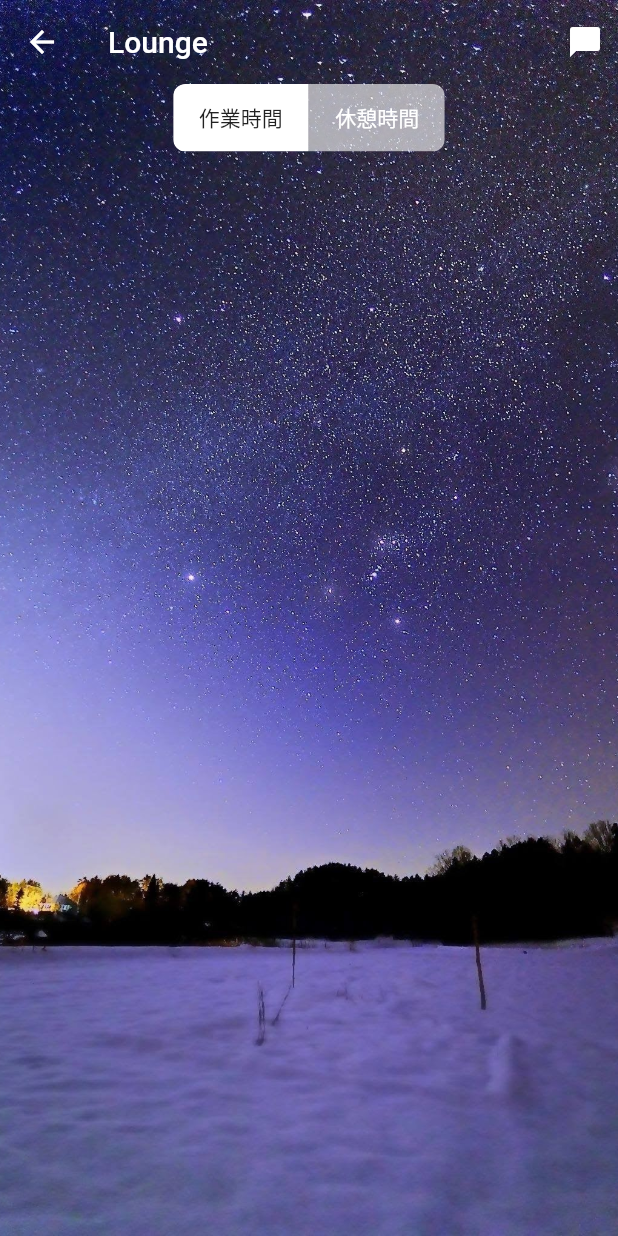
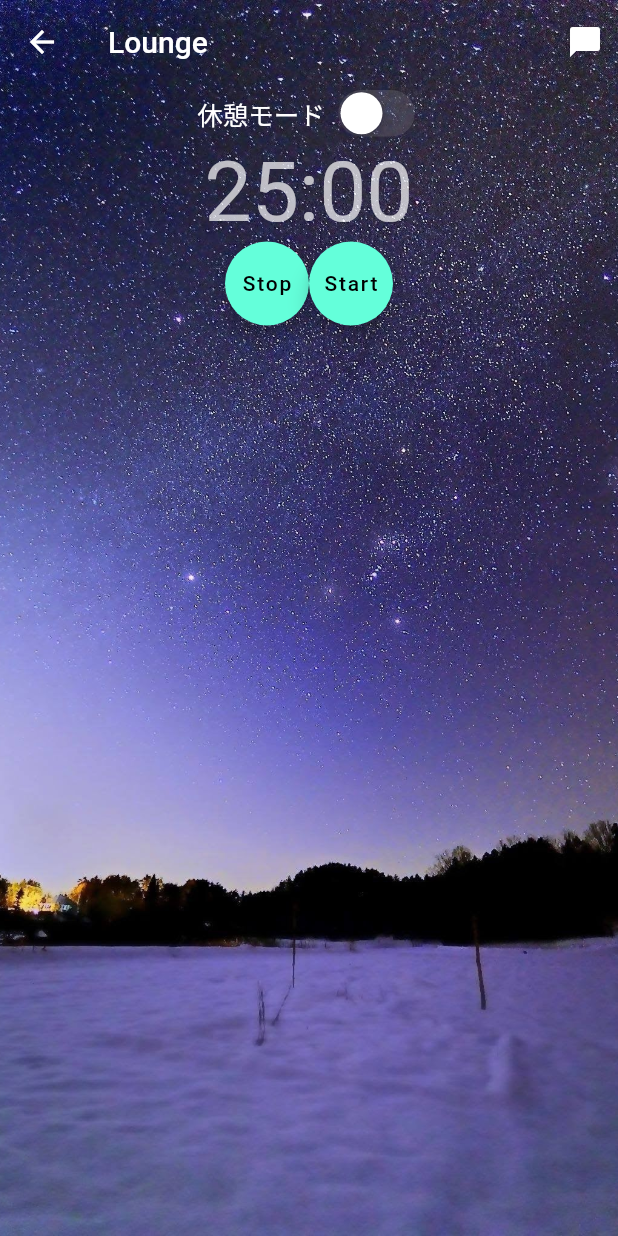
Before and after one commit to Hiroaki-hey-jude/pomodolo, a Flutter app: the LoungeScreen screen opened directly, on a phone screen of 412 x 824 dp. Run offline on Flutter 3.47's test engine with Material 2 defaults, Android fonts, the phone set to English and light mode, and no system bars; drawn by our look-alikes of toggle_switch; our stand-ins replace cloud_firestore, firebase_auth, firebase_core, flutter_local_notifications, flutter_riverpod, freezed_annotation and 2 more; missing offline and left inert: app_tracking_transparency; accounts and stored records are empty.

Commit message:
timer added on lounge

```diff
--- a/lib/data/model/pomodolo_model.dart
+++ b/lib/data/model/pomodolo_model.dart
@@ -9,8 +9,8 @@ part 'pomodolo_model.g.dart';
 @freezed
 class PomodoloModel with _$PomodoloModel {
   const factory PomodoloModel({
-    Status? status,
-    int? time,
+    required Status status,
+    required int time,
   }) = _PomodoloModel;
 
   factory PomodoloModel.fromJson(Map<String, dynamic> json) =>
--- a/lib/screen/lounge_screen.dart
+++ b/lib/screen/lounge_screen.dart
@@ -1,14 +1,17 @@
 import 'package:flutter/material.dart';
 import 'package:flutter_riverpod/flutter_riverpod.dart';
+import 'package:freezed_annotation/freezed_annotation.dart';
 import 'package:pomodolo/state/lounge_state/lounge_state.dart';
 import 'package:toggle_switch/toggle_switch.dart';
 import 'package:intl/intl.dart';
+import 'package:flutter/cupertino.dart';
 
 class LoungeScreen extends ConsumerWidget {
   const LoungeScreen({super.key});
 
   @override
   Widget build(BuildContext context, WidgetRef ref) {
+    bool isOn = false;
     final state = ref.watch(loungeStateProvider);
     final notifier = ref.watch(loungeStateProvider.notifier);
     return Scaffold(
@@ -38,43 +41,46 @@ class LoungeScreen extends ConsumerWidget {
           SafeArea(
             child: Column(
               children: [
-                Align(
-                  alignment: Alignment.center,
-                  child: ToggleSwitch(
-                    minWidth: 90.0,
-                    minHeight: 45.0,
-                    initialLabelIndex: 0,
-                    totalSwitches: 2,
-                    labels: const ['作業時間', '休憩時間'],
-                    onToggle: (index) {
-                      print('switched to: $index');
-                    },
-                  ),
+                Row(
+                  mainAxisAlignment: MainAxisAlignment.center,
+                  children: [
+                    const Text(
+                      '休憩モード',
+                      style: TextStyle(fontSize: 17),
+                    ),
+                    const SizedBox(width: 5),
+                    CupertinoSwitch(
+                      value: state.isResting,
+                      onChanged: (value) {
+                        print(value);
+                        notifier.workOrRest(value);
+                      },
+                    ),
+                  ],
                 ),
-                // Text(
-                //   state.time == null
-                //       ? '00:00:00'
-                //       : DateFormat.Hms().format(state.time!),
-                //   style: Theme.of(context).textTheme.headline2,
-                // ),
-                // Row(
-                //   mainAxisAlignment: MainAxisAlignment.center,
-                //   children: [
-                //     FloatingActionButton(
-                //       onPressed: () {
-                //         if (state.timer != null && state.timer!.isActive)
-                //           state.timer!.cancel();
-                //       },
-                //       child: Text("Stop"),
-                //     ),
-                //     FloatingActionButton(
-                //       onPressed: () {
-                //         notifier.startTimer();
-                //       },
-                //       child: Text("Start"),
-                //     ),
-                //   ],
-                // )
+                Text(
+                  DateFormat.ms().format(state.time),
+                  style: Theme.of(context).textTheme.headline2,
+                ),
+                Row(
+                  mainAxisAlignment: MainAxisAlignment.center,
+                  children: [
+                    FloatingActionButton(
+                      onPressed: () {
+                        if (state.timer != null && state.timer!.isActive) {
+                          state.timer!.cancel();
+                        }
+                      },
+                      child: const Text("Stop"),
+                    ),
+                    FloatingActionButton(
+                      onPressed: () {
+                        notifier.startTimer();
+                      },
+                      child: const Text("Start"),
+                    ),
+                  ],
+                )
               ],
             ),
           ),
--- a/pubspec.yaml
+++ b/pubspec.yaml
@@ -25,6 +25,7 @@ dependencies:
   toggle_switch: ^2.0.1
   timezone: ^0.9.0
   flutter_local_notifications: ^12.0.4
+  flutter_background_service: ^2.4.6
 
 dev_dependencies:
   flutter_test:
```
Also changed, not shown: lib/main.dart (+6 -6 lines), lib/state/lounge_state/lounge_state.dart (+60 -4 lines), lib/data/model/pomodolo_model.freezed.dart, lib/data/model/pomodolo_model.g.dart, lib/state/lounge_state/lounge_state.freezed.dart, pubspec.lock, 1 other file.
